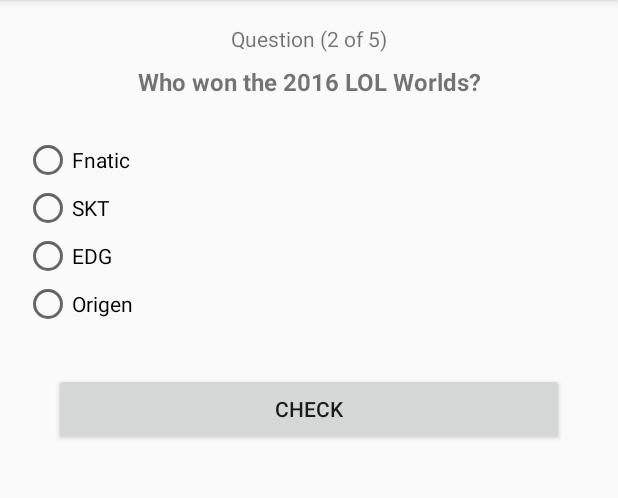
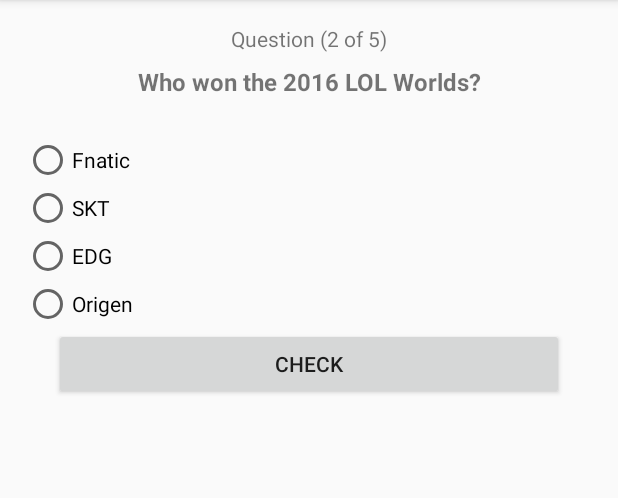
Before and after one commit to groman92/quiz, an Android app: the QuizQuestionsActivity screen opened directly, with no data from a screen before it, after a tap on "CHECK", on a phone screen of 412 x 824 dp, the part 84-582 px from its top. Run offline under Robolectric (Android 15) with nearby library versions, the phone set to English and light mode, and no system bars; 1 statement that could not run was skipped.

```diff
--- a/app/src/main/java/com/lasalle/first/part/quiz/activity/MainActivity.java
+++ b/app/src/main/java/com/lasalle/first/part/quiz/activity/MainActivity.java
@@ -14,7 +14,6 @@ public class MainActivity extends AppCompatActivity implements View.OnClickListe
     protected void onCreate(Bundle savedInstanceState) {
         super.onCreate(savedInstanceState);
         setContentView(R.layout.activity_main);
-
 
         Button initialButton = (Button)findViewById(R.id.initialButton);
 
@@ -35,7 +34,7 @@ public class MainActivity extends AppCompatActivity implements View.OnClickListe
                 break;
 
             default:
-
+                System.out.println("Wrong Button");
                 break;
         }
     }
--- a/app/src/main/java/com/lasalle/first/part/quiz/activity/QuizQuestionsActivity.java
+++ b/app/src/main/java/com/lasalle/first/part/quiz/activity/QuizQuestionsActivity.java
@@ -29,8 +29,6 @@ public class QuizQuestionsActivity extends AppCompatActivity implements View.OnC
     private List<RadioButton> rbQuestions;
     //RADIOGROUP
     private RadioGroup rgQuestion;
-    //DATA
-    private List<Question> questions;
     //MANAGER
     private QuestionManager questionManager;
 
@@ -94,7 +92,6 @@ public class QuizQuestionsActivity extends AppCompatActivity implements View.OnC
         switch (view.getId()){
             case R.id.checkButton:
 
-                System.out.println("CheckButton");
                 View radioButton = rgQuestion.findViewById(rgQuestion.getCheckedRadioButtonId());
 
                 int indexResposta = rgQuestion.indexOfChild(radioButton);
@@ -106,6 +103,7 @@ public class QuizQuestionsActivity extends AppCompatActivity implements View.OnC
                 }
 
                 setCurrentQuestion(getCurrentQuestion()+1);
+
                 if (getCurrentQuestion() == questionManager.countQuestions())
                 {
                     Intent intent = new Intent(
--- a/app/src/main/res/layout/activity_quiz_questions.xml
+++ b/app/src/main/res/layout/activity_quiz_questions.xml
@@ -87,7 +87,7 @@
             android:id="@+id/checkButton"
             android:layout_marginLeft="20dp"
             android:layout_marginRight="20dp"
-            android:layout_marginTop="30dp" />
+            android:layout_marginTop="0dp" />
 
     </LinearLayout>
 
```
Also changed, not shown: 1 other file.
